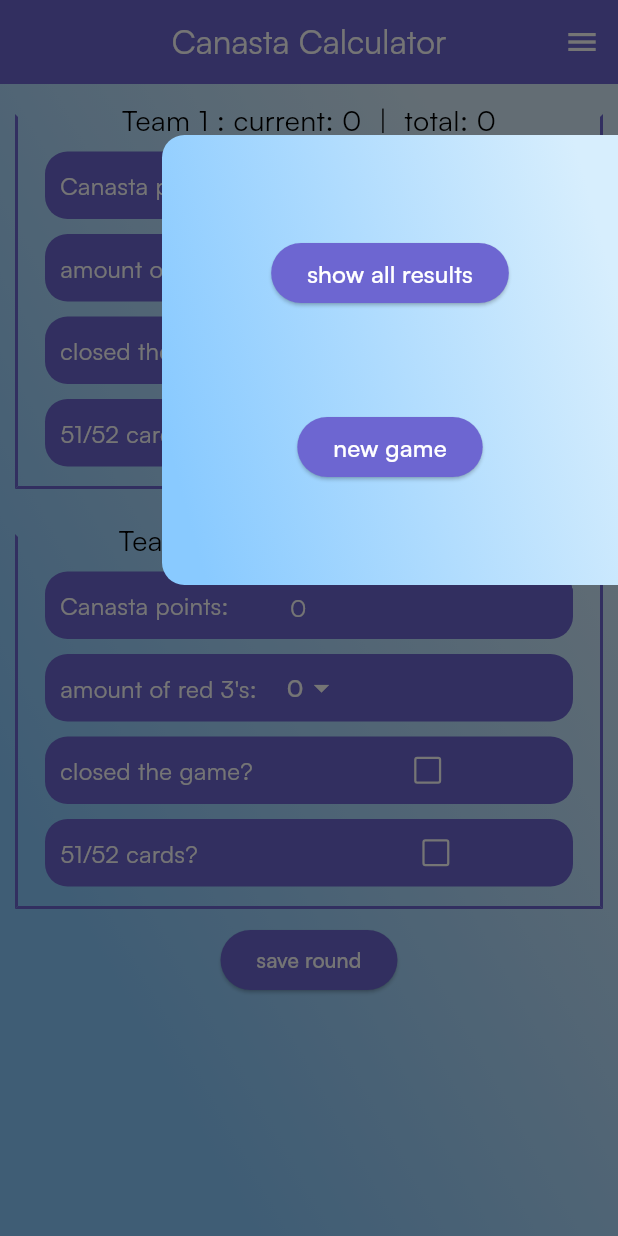
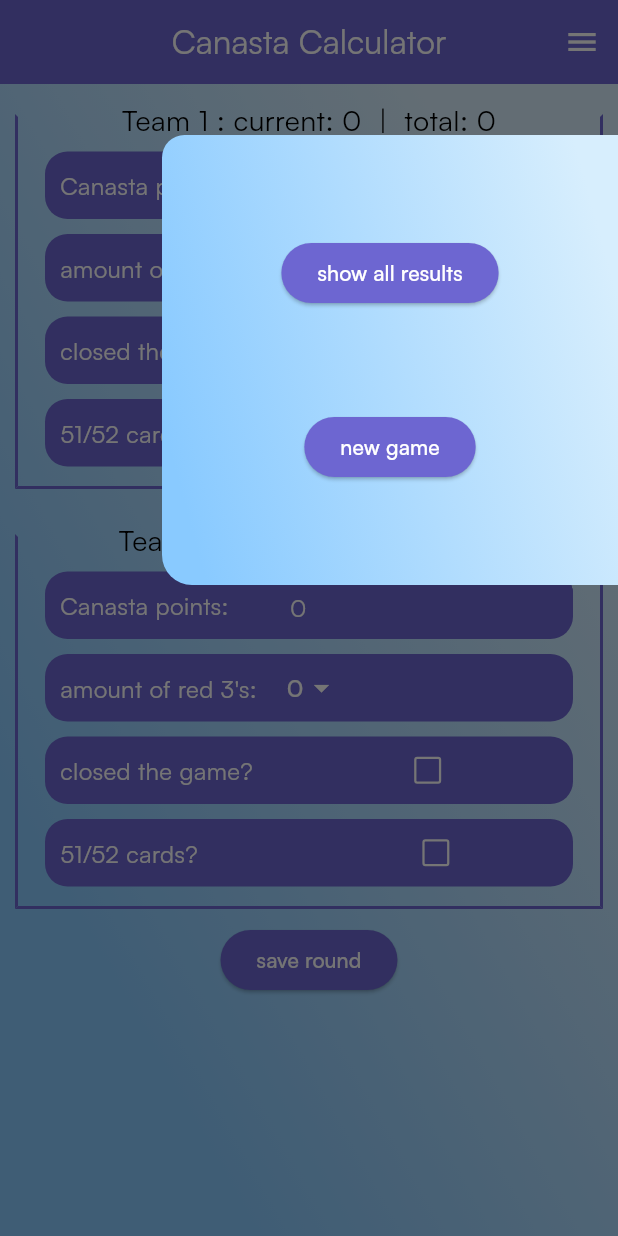
Before and after one commit to qngxl/canasta, a Flutter app: the screen it shows after launch, with the side drawer open, on a phone screen of 412 x 824 dp. Run offline on Flutter 3.47's test engine with Material 3 defaults, Android fonts, the phone set to English and light mode, and no system bars; our stand-ins replace shared_preferences.

Commit message:
created custom class for buttons

```diff
--- a/lib/button.dart
+++ b/lib/button.dart
@@ -0,0 +1,24 @@
+import 'package:flutter/material.dart';
+
+import 'team_container.dart';
+
+class MyButton extends StatelessWidget {
+  const MyButton({super.key, required this.buttonText, required this.onPressed});
+
+  final void Function()? onPressed;
+  final String buttonText;
+
+  @override
+  Widget build(BuildContext context) {
+    return ElevatedButton(
+      onPressed: onPressed,
+      style: ElevatedButton.styleFrom(
+        backgroundColor: preferedColor,
+      ),
+      child: Text(
+        buttonText,
+        style: TextStyle(color: preferedTextColor),
+      ),
+    );
+  }
+}
--- a/lib/main.dart
+++ b/lib/main.dart
@@ -1,3 +1,4 @@
+import 'package:canasta/button.dart';
 import 'package:canasta/team.dart';
 import 'package:canasta/team_container.dart';
 import 'package:flutter/material.dart';
@@ -126,7 +127,7 @@ class _MainPageState extends State<MainPage>
                   decoration: BoxDecoration(
                       borderRadius: const BorderRadius.only(
                           topLeft: Radius.circular(15),
-                          bottomLeft: Radius.circular(15)),
+                          bottomLeft: Radius.circular(20)),
                       gradient: LinearGradient(
                           begin: _topAlignmentAnimation.value,
                           end: _bottomAlignmentAnimation.value,
@@ -144,43 +145,34 @@ class _MainPageState extends State<MainPage>
                     child: Column(
                       mainAxisAlignment: MainAxisAlignment.spaceEvenly,
                       children: [
-                        ElevatedButton(
-                            style: ElevatedButton.styleFrom(
-                                backgroundColor: preferedColor),
+                        MyButton(
+                          buttonText: (currentPage == 0)
+                              ? "show all results"
+                              : "show calculating page",
                           onPressed: () {
                             setState(() {
                               if (currentPage == 0) {
                                 controller.animateToPage(1,
-                                      duration:
-                                          const Duration(milliseconds: 500),
+                                    duration: const Duration(milliseconds: 500),
                                     curve: Curves.easeInOut);
                               } else {
                                 controller.animateToPage(0,
-                                      duration:
-                                          const Duration(milliseconds: 500),
+                                    duration: const Duration(milliseconds: 500),
                                     curve: Curves.easeInOut);
                               }
                               Navigator.of(context).pop();
                             });
                           },
-                            child: Text(
-                                style: TextStyle(
-                                    fontSize: 16, color: preferedTextColor),
-                                (currentPage == 0)
-                                    ? "show all results"
-                                    : "show calculating page")),
-                        ElevatedButton(
-                            style: ElevatedButton.styleFrom(
-                                backgroundColor: preferedColor),
+                        ),
+                        MyButton(
+                          buttonText: "new game",
                           onPressed: () {
                             setState(() {
                               team1.newGame();
                               team2.newGame();
                             });
                           },
-                            child: Text("new game",
-                                style: TextStyle(
-                                    fontSize: 16, color: preferedTextColor))),
+                        ),
                       ],
                     ),
                   ),
@@ -208,26 +200,15 @@ class _MainPageState extends State<MainPage>
         Row(
           mainAxisAlignment: MainAxisAlignment.spaceEvenly,
           children: [
-            // ElevatedButton(
-            //     onPressed: () {
-            //       setState(() {
-            //         team1.newGame();
-            //         team2.newGame();
-            //       });
-            //     },
-            //     child: const Text("new game")),
-            ElevatedButton(
-                style: ElevatedButton.styleFrom(backgroundColor: preferedColor),
+            MyButton(
+              buttonText: "save round",
               onPressed: () {
                 setState(() {
                   team1.saveCurrentRoundPoints();
                   team2.saveCurrentRoundPoints();
                 });
               },
-                child: Text(
-                  "save round",
-                  style: TextStyle(color: preferedTextColor),
-                )),
+            ),
           ],
         ),
       ]),
@@ -289,8 +270,8 @@ class _MainPageState extends State<MainPage>
         ),
         Padding(
           padding: const EdgeInsets.fromLTRB(0, 5, 0, 20),
-          child: ElevatedButton(
-              style: ElevatedButton.styleFrom(backgroundColor: preferedColor),
+          child: MyButton(
+            buttonText: "delete selected row",
             onPressed: selectedIndex == null
                 ? null
                 : () {
@@ -299,8 +280,7 @@ class _MainPageState extends State<MainPage>
                       team2.deleteRound(selectedIndex);
                     });
                   },
-              child: Text("delete selected Row",
-                  style: TextStyle(fontSize: 16, color: preferedTextColor))),
+          ),
         ),
         CheckboxContainer(
           checkboxText: "Show acumulated total points?",
```
Lines whose indentation alone changed are shown as unchanged.
